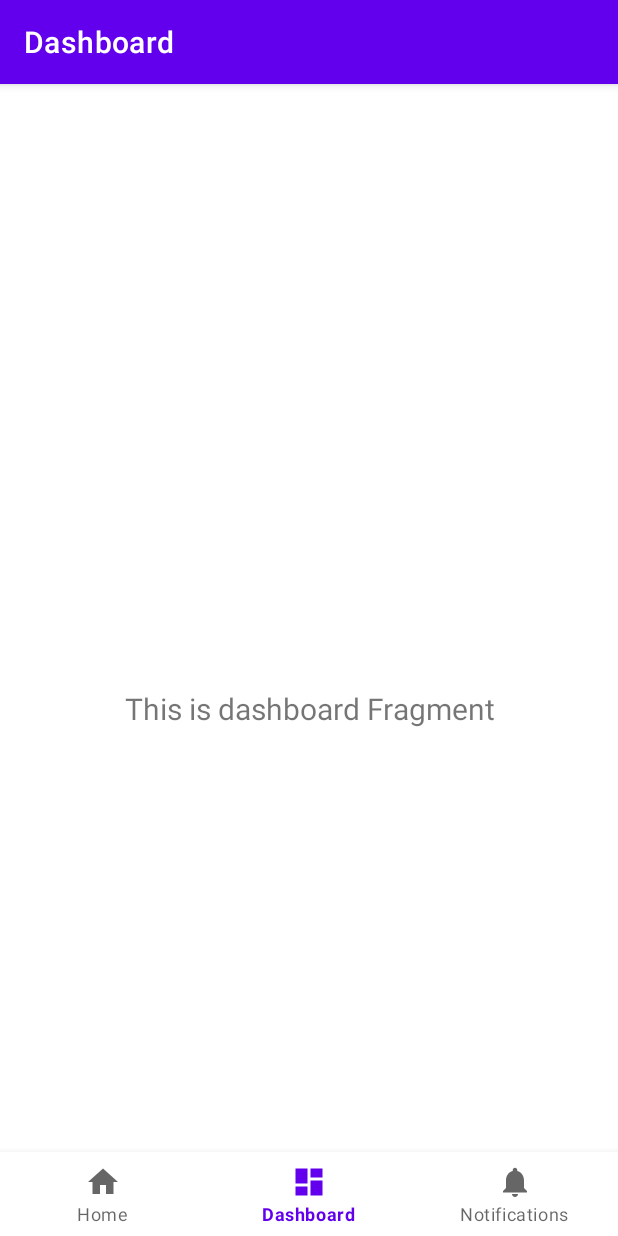
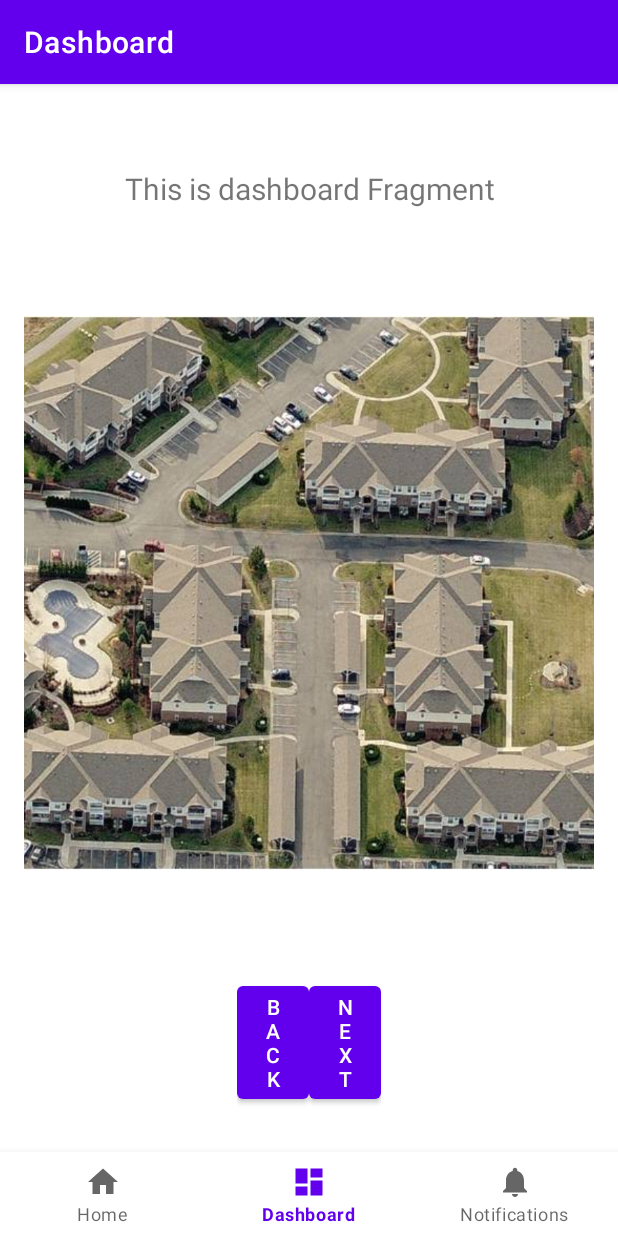
Before and after one commit to SgainsO/Building-Damage-Assessment, an Android app: the DashboardFragment screen opened through its navigation route, on a phone screen of 412 x 824 dp. Run offline under Robolectric (Android 15) with nearby library versions, the light colour scheme and no system bars; our stand-ins replace navigation-ui.

Commit message:
worked on labeler alert

```diff
--- a/Drone/app/src/main/java/com/example/drone/ui/dashboard/DashboardFragment.kt
+++ b/Drone/app/src/main/java/com/example/drone/ui/dashboard/DashboardFragment.kt
@@ -1,15 +1,21 @@
 package com.example.drone.ui.dashboard
 
+import android.app.Dialog
 import android.os.Bundle
 import android.view.LayoutInflater
 import android.view.View
 import android.view.ViewGroup
+import android.widget.EditText
+import android.widget.ImageView
 import android.widget.TextView
+import androidx.fragment.app.DialogFragment
 import androidx.fragment.app.Fragment
 import androidx.lifecycle.ViewModelProvider
+import com.example.drone.DashboardAlert
+import com.example.drone.R
 import com.example.drone.databinding.FragmentDashboardBinding
 
-class DashboardFragment : Fragment() {
+class DashboardFragment : Fragment(), DashboardAlert.NoticeDialogListener {
 
     private var _binding: FragmentDashboardBinding? = null
 
@@ -17,12 +23,19 @@ class DashboardFragment : Fragment() {
     // onDestroyView.
     private val binding get() = _binding!!
 
+    val imageView = view?.findViewById<ImageView>(R.id.ImageHold)
+
+    var xPx = 0;
+    var yPx = 0;
+
+    private lateinit var dashboardViewModel: DashboardViewModel
+
     override fun onCreateView(
         inflater: LayoutInflater,
         container: ViewGroup?,
         savedInstanceState: Bundle?
     ): View {
-        val dashboardViewModel =
+         dashboardViewModel =
             ViewModelProvider(this).get(DashboardViewModel::class.java)
 
         _binding = FragmentDashboardBinding.inflate(inflater, container, false)
@@ -35,6 +48,33 @@ class DashboardFragment : Fragment() {
         return root
     }
 
+    override fun onViewCreated(view: View, savedInstanceState: Bundle?) {
+        super.onViewCreated(view, savedInstanceState)
+
+
+        binding.ImageHold.setOnClickListener{
+            xPx = it.x.toInt()
+            yPx = it.y.toInt()
+            val dialog = DashboardAlert()
+            dialog.show(parentFragmentManager, "DashboardAlert")
+        }
+
+    }
+
+    override fun onDialogPositiveClick(dialog: DialogFragment) {
+        val eLat = dialog.view?.findViewById<EditText?>(R.id.editLatitude);
+        val eLong = dialog.view?.findViewById<EditText?>(R.id.editLongitude)
+        if(eLat != null && eLong != null)
+        {
+            dashboardViewModel.SaveCoordinates(xPx, yPx,
+                eLat.text.toString().toDouble(), eLong.text.toString().toDouble())
+        }
+    }
+
+    override fun onDialogNegativeClick(dialog: DialogFragment) {
+        // User taps the dialog's negative button.
+    }
+
     override fun onDestroyView() {
         super.onDestroyView()
         _binding = null
--- a/Drone/app/src/main/java/com/example/drone/ui/dashboard/DashboardViewModel.kt
+++ b/Drone/app/src/main/java/com/example/drone/ui/dashboard/DashboardViewModel.kt
@@ -10,4 +10,10 @@ class DashboardViewModel : ViewModel() {
         value = "This is dashboard Fragment"
     }
     val text: LiveData<String> = _text
+
+    fun SaveCoordinates (x_clicked: Int, y_clicked:Int, long:Double, lat:Double)
+    {
+        println("Tap On: ($x_clicked, $y_clicked)")
+        println("Entered Long: ($long, $lat)")
+    }
 }
--- a/Drone/app/src/main/java/com/example/drone/ui/home/HomeFragment.kt
+++ b/Drone/app/src/main/java/com/example/drone/ui/home/HomeFragment.kt
@@ -4,6 +4,7 @@ import android.os.Bundle
 import android.view.LayoutInflater
 import android.view.View
 import android.view.ViewGroup
+import android.widget.ImageView
 import android.widget.TextView
 import androidx.fragment.app.Fragment
 import androidx.lifecycle.ViewModelProvider
--- /dev/null
+++ b/Drone/app/src/main/res/drawable/check.xml
@@ -0,0 +1,5 @@
+<vector xmlns:android="http://schemas.android.com/apk/res/android" android:height="8dp" android:tint="#000000" android:viewportHeight="24" android:viewportWidth="24" android:width="8dp">
+
+    <path android:fillColor="@android:color/white" android:pathData="M9,16.17L4.83,12l-1.42,1.41L9,19 21,7l-1.41,-1.41z"/>
+
+</vector>
--- a/Drone/app/src/main/res/layout/fragment_dashboard.xml
+++ b/Drone/app/src/main/res/layout/fragment_dashboard.xml
@@ -1,22 +1,44 @@
 <?xml version="1.0" encoding="utf-8"?>
-<androidx.constraintlayout.widget.ConstraintLayout xmlns:android="http://schemas.android.com/apk/res/android"
-    xmlns:app="http://schemas.android.com/apk/res-auto"
-    xmlns:tools="http://schemas.android.com/tools"
+<LinearLayout xmlns:android="http://schemas.android.com/apk/res/android"
     android:layout_width="match_parent"
     android:layout_height="match_parent"
-    tools:context=".ui.dashboard.DashboardFragment">
+    android:paddingLeft="16dp"
+    android:paddingRight="16dp"
+    android:orientation="vertical"
+    android:gravity="top|center">
 
     <TextView
         android:id="@+id/text_dashboard"
-        android:layout_width="match_parent"
         android:layout_height="wrap_content"
-        android:layout_marginStart="8dp"
-        android:layout_marginTop="8dp"
-        android:layout_marginEnd="8dp"
+        android:layout_width="wrap_content"
         android:textAlignment="center"
         android:textSize="20sp"
-        app:layout_constraintBottom_toBottomOf="parent"
-        app:layout_constraintEnd_toEndOf="parent"
-        app:layout_constraintStart_toStartOf="parent"
-        app:layout_constraintTop_toTopOf="parent" />
-</androidx.constraintlayout.widget.ConstraintLayout>
+        android:text="@string/Label_Title"
+
+        />
+    <ImageView
+        android:id="@+id/ImageHold"
+        android:layout_width= "512dp"
+        android:layout_height= "512dp"
+        android:src="@drawable/oblique_test"
+        android:contentDescription= "This is where the image will be displayed"
+        />
+        <LinearLayout
+            android:layout_width="wrap_content"
+            android:layout_height="wrap_content"
+            android:orientation="horizontal"
+            android:layout_gravity="center">
+            <Button
+                android:layout_width="48dp"
+                android:layout_height="wrap_content"
+                android:text="@string/Back"
+                />
+            <Button
+                android:layout_width="48dp"
+                android:layout_height="wrap_content"
+                android:text="@string/Next"
+            />
+        </LinearLayout>
+
+
+</LinearLayout>
--- a/Drone/app/src/main/res/values/strings.xml
+++ b/Drone/app/src/main/res/values/strings.xml
@@ -3,4 +3,7 @@
     <string name="title_home">Home</string>
     <string name="title_dashboard">Dashboard</string>
     <string name="title_notifications">Notifications</string>
+    <string name="Label_Title">Image Labeler</string>
+    <string name="Next">Next</string>
+    <string name="Back">Back</string>
 </resources>
```
Also changed, not shown: Drone/app/src/main/java/com/example/drone/ui/dashboard/DashboardAlert.kt (added, +56 -0 lines), Drone/app/src/main/res/layout/layout_enter_chords.xml (added, +36 -0 lines), Drone/app/src/main/res/drawable/oblique_test.jpg (added).
